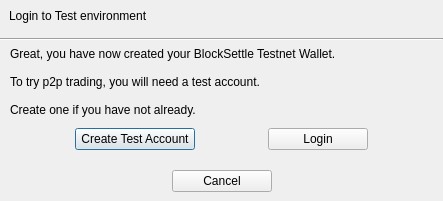
Before: the Qt Designer form BlockSettleUILib/CreateAccountPrompt.ui in BlockSettle/terminal, drawn with Qt 5.
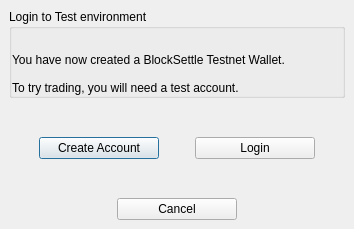
After: the same form once the commit is applied.

Commit message: Update CreateAccountPrompt style a bit

```diff
--- a/BlockSettleUILib/CreateAccountPrompt.ui
+++ b/BlockSettleUILib/CreateAccountPrompt.ui
@@ -6,8 +6,8 @@
    <rect>
     <x>0</x>
     <y>0</y>
-    <width>443</width>
-    <height>201</height>
+    <width>354</width>
+    <height>229</height>
    </rect>
   </property>
   <property name="windowTitle">
@@ -30,49 +30,54 @@
     <widget class="QWidget" name="widget_2" native="true">
      <layout class="QVBoxLayout" name="verticalLayout_2">
       <item>
-       <widget class="QLabel" name="label_5">
-        <property name="text">
+       <widget class="QGroupBox" name="groupBox">
+        <property name="title">
          <string>Login to Test environment</string>
         </property>
-        <property name="h1" stdset="0">
-         <bool>true</bool>
-        </property>
-        <property name="statusWarningLabel" stdset="0">
-         <bool>true</bool>
-        </property>
+        <layout class="QVBoxLayout" name="verticalLayout_3">
+         <property name="spacing">
+          <number>0</number>
+         </property>
+         <property name="leftMargin">
+          <number>0</number>
+         </property>
+         <property name="topMargin">
+          <number>0</number>
+         </property>
+         <property name="rightMargin">
+          <number>0</number>
+         </property>
+         <property name="bottomMargin">
+          <number>0</number>
+         </property>
+         <item>
+          <spacer name="verticalSpacer_3">
+           <property name="orientation">
+            <enum>Qt::Vertical</enum>
+           </property>
+           <property name="sizeHint" stdset="0">
+            <size>
+             <width>20</width>
+             <height>40</height>
+            </size>
+           </property>
+          </spacer>
+         </item>
+         <item>
+          <widget class="QLabel" name="label">
+           <property name="text">
+            <string>You have now created a BlockSettle Testnet Wallet.
+
+To try trading, you will need a test account.</string>
+           </property>
+          </widget>
+         </item>
+        </layout>
        </widget>
       </item>
      </layout>
     </widget>
    </item>
-   <item>
-    <widget class="Line" name="line">
-     <property name="orientation">
-      <enum>Qt::Horizontal</enum>
-     </property>
-    </widget>
-   </item>
-   <item>
-    <layout class="QHBoxLayout" name="horizontalLayout">
-     <property name="leftMargin">
-      <number>10</number>
-     </property>
-     <property name="rightMargin">
-      <number>10</number>
-     </property>
-     <item>
-      <widget class="QLabel" name="label">
-       <property name="text">
-        <string>Great, you have now created your BlockSettle Testnet Wallet.
-
-To try p2p trading, you will need a test account.
-
-Create one if you have not already.</string>
-       </property>
-      </widget>
-     </item>
-    </layout>
-   </item>
    <item>
     <spacer name="verticalSpacer">
      <property name="orientation">
@@ -117,7 +122,7 @@
          </size>
         </property>
         <property name="text">
-         <string>Create Test Account</string>
+         <string>Create Account</string>
         </property>
        </widget>
       </item>
@@ -138,7 +143,7 @@
        <widget class="QPushButton" name="pushButtonLogin">
         <property name="minimumSize">
          <size>
-          <width>100</width>
+          <width>120</width>
           <height>0</height>
          </size>
         </property>
@@ -199,7 +204,7 @@
        <widget class="QPushButton" name="pushButtonCancel">
         <property name="minimumSize">
          <size>
-          <width>100</width>
+          <width>120</width>
           <height>0</height>
          </size>
         </property>
```
Left out of the diff: 6 changed lines with no effect on the pictures.
